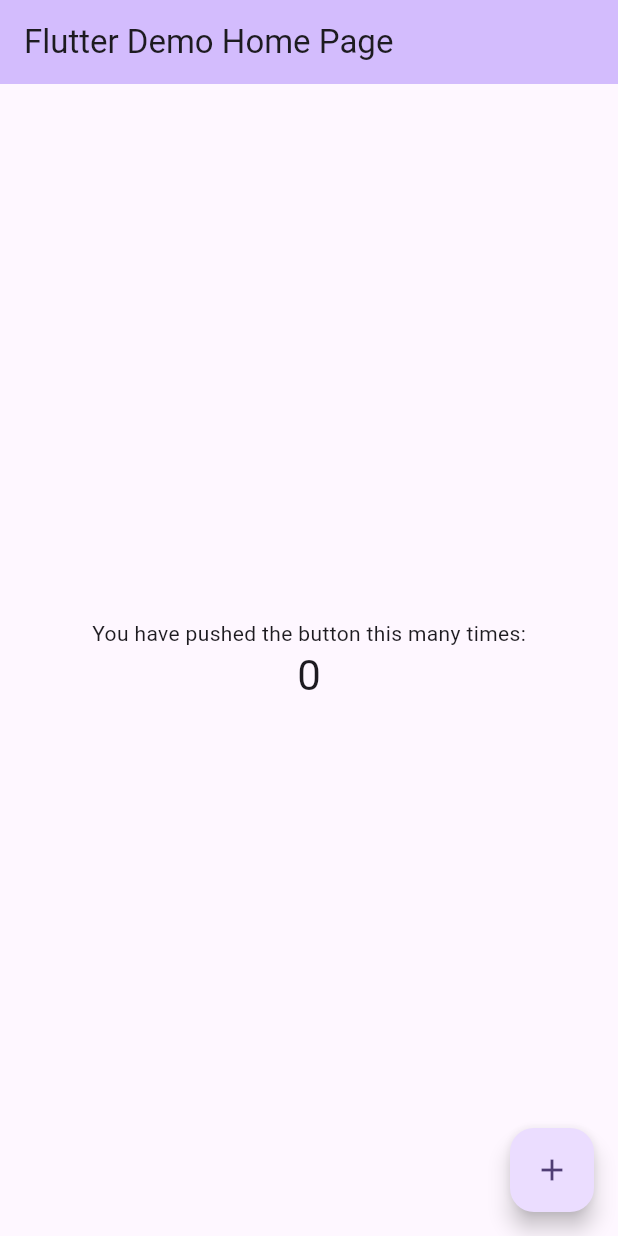
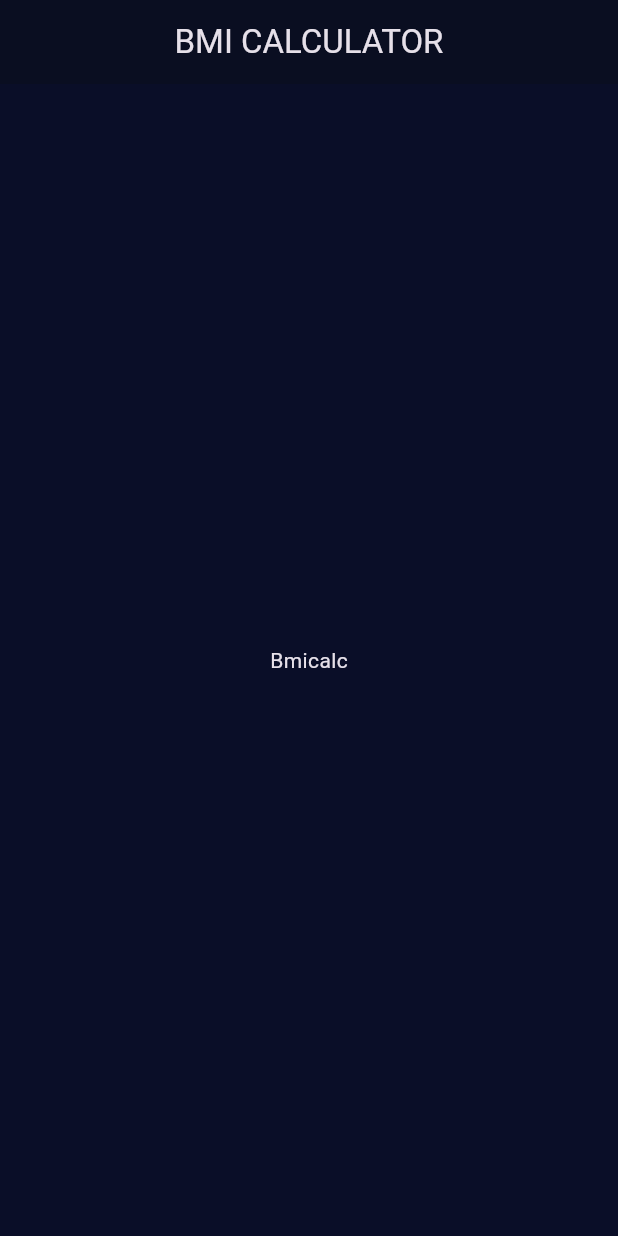
Before and after one commit to ZakariaNasri/bmi_calcucator, a Flutter app: the screen it shows after launch, on a phone screen of 412 x 824 dp. Run offline on Flutter 3.47's test engine with Material 3 defaults, Android fonts, the phone set to English and light mode, and no system bars.

Commit message:
Specifying dark mode with some new stuff

```diff
--- /dev/null
+++ b/lib/input_page.dart
@@ -0,0 +1,24 @@
+import 'package:flutter/material.dart';
+
+class InputPage extends StatefulWidget {
+  const InputPage({super.key});
+
+  @override
+  State<InputPage> createState() => _InputPageState();
+}
+
+class _InputPageState extends State<InputPage> {
+  @override
+  Widget build(BuildContext context) {
+    return Scaffold(
+      appBar: AppBar(
+        title: Center(
+          child: Text(
+            'BMI CALCULATOR',
+          ),
+        ),
+      ),
+      body: Center(child: Text('Bmicalc')),
+    );
+  }
+}
--- a/lib/main.dart
+++ b/lib/main.dart
@@ -1,125 +1,24 @@
 import 'package:flutter/material.dart';
+import 'input_page.dart';
 
 void main() {
-  runApp(const MyApp());
+  runApp(const BmiCalc());
 }
 
-class MyApp extends StatelessWidget {
-  const MyApp({super.key});
+class BmiCalc extends StatelessWidget {
+  const BmiCalc({super.key});
 
-  // This widget is the root of your application.
   @override
   Widget build(BuildContext context) {
     return MaterialApp(
-      title: 'Flutter Demo',
-      theme: ThemeData(
-        // This is the theme of your application.
-        //
-        // TRY THIS: Try running your application with "flutter run". You'll see
-        // the application has a purple toolbar. Then, without quitting the app,
-        // try changing the seedColor in the colorScheme below to Colors.green
-        // and then invoke "hot reload" (save your changes or press the "hot
-        // reload" button in a Flutter-supported IDE, or press "r" if you used
-        // the command line to start the app).
-        //
-        // Notice that the counter didn't reset back to zero; the application
-        // state is not lost during the reload. To reset the state, use hot
-        // restart instead.
-        //
-        // This works for code too, not just values: Most code changes can be
-        // tested with just a hot reload.
-        colorScheme: ColorScheme.fromSeed(seedColor: Colors.deepPurple),
-        useMaterial3: true,
+      theme: ThemeData.dark().copyWith(
+        primaryColor: Color(0xFF0A0E21),
+        appBarTheme: AppBarTheme(
+          backgroundColor: Color(0xFF0A0E21),
+        ),
+        scaffoldBackgroundColor: Color(0xFF0A0E28),
       ),
-      home: const MyHomePage(title: 'Flutter Demo Home Page'),
+      home: InputPage(),
     );
   }
 }
-
-class MyHomePage extends StatefulWidget {
-  const MyHomePage({super.key, required this.title});
-
-  // This widget is the home page of your application. It is stateful, meaning
-  // that it has a State object (defined below) that contains fields that affect
-  // how it looks.
-
-  // This class is the configuration for the state. It holds the values (in this
-  // case the title) provided by the parent (in this case the App widget) and
-  // used by the build method of the State. Fields in a Widget subclass are
-  // always marked "final".
-
-  final String title;
-
-  @override
-  State<MyHomePage> createState() => _MyHomePageState();
-}
-
-class _MyHomePageState extends State<MyHomePage> {
-  int _counter = 0;
-
-  void _incrementCounter() {
-    setState(() {
-      // This call to setState tells the Flutter framework that something has
-      // changed in this State, which causes it to rerun the build method below
-      // so that the display can reflect the updated values. If we changed
-      // _counter without calling setState(), then the build method would not be
-      // called again, and so nothing would appear to happen.
-      _counter++;
-    });
-  }
-
-  @override
-  Widget build(BuildContext context) {
-    // This method is rerun every time setState is called, for instance as done
-    // by the _incrementCounter method above.
-    //
-    // The Flutter framework has been optimized to make rerunning build methods
-    // fast, so that you can just rebuild anything that needs updating rather
-    // than having to individually change instances of widgets.
-    return Scaffold(
-      appBar: AppBar(
-        // TRY THIS: Try changing the color here to a specific color (to
-        // Colors.amber, perhaps?) and trigger a hot reload to see the AppBar
-        // change color while the other colors stay the same.
-        backgroundColor: Theme.of(context).colorScheme.inversePrimary,
-        // Here we take the value from the MyHomePage object that was created by
-        // the App.build method, and use it to set our appbar title.
-        title: Text(widget.title),
-      ),
-      body: Center(
-        // Center is a layout widget. It takes a single child and positions it
-        // in the middle of the parent.
-        child: Column(
-          // Column is also a layout widget. It takes a list of children and
-          // arranges them vertically. By default, it sizes itself to fit its
-          // children horizontally, and tries to be as tall as its parent.
-          //
-          // Column has various properties to control how it sizes itself and
-          // how it positions its children. Here we use mainAxisAlignment to
-          // center the children vertically; the main axis here is the vertical
-          // axis because Columns are vertical (the cross axis would be
-          // horizontal).
-          //
-          // TRY THIS: Invoke "debug painting" (choose the "Toggle Debug Paint"
-          // action in the IDE, or press "p" in the console), to see the
-          // wireframe for each widget.
-          mainAxisAlignment: MainAxisAlignment.center,
-          children: <Widget>[
-            const Text(
-              'You have pushed the button this many times:',
-            ),
-            Text(
-              '$_counter',
-              style: Theme.of(context).textTheme.headlineMedium,
-            ),
-          ],
-        ),
-      ),
-      floatingActionButton: FloatingActionButton(
-        onPressed: _incrementCounter,
-        tooltip: 'Increment',
-        child: const Icon(Icons.add),
-      ), // This trailing comma makes auto-formatting nicer for build methods.
-    );
-  }
-}
```
Also changed, not shown: 1 other file.
